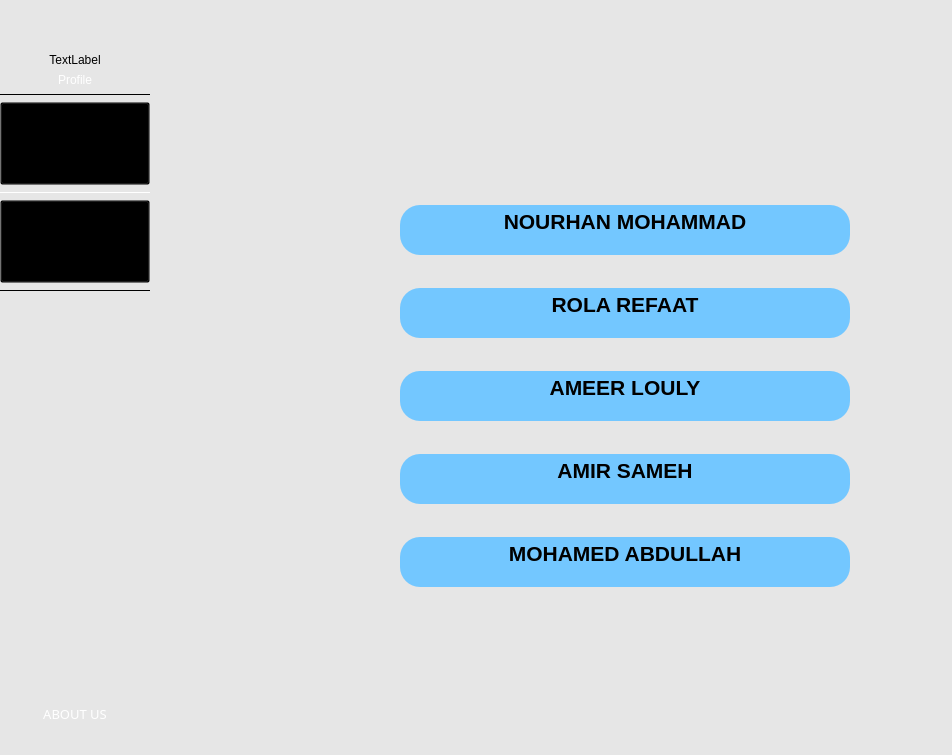
This is Packet_Versions/Packet1/secdialog.ui in ameerlouly/TicTacToe_Embedded2027 as Qt 5 draws it before an edit. The edited form follows.
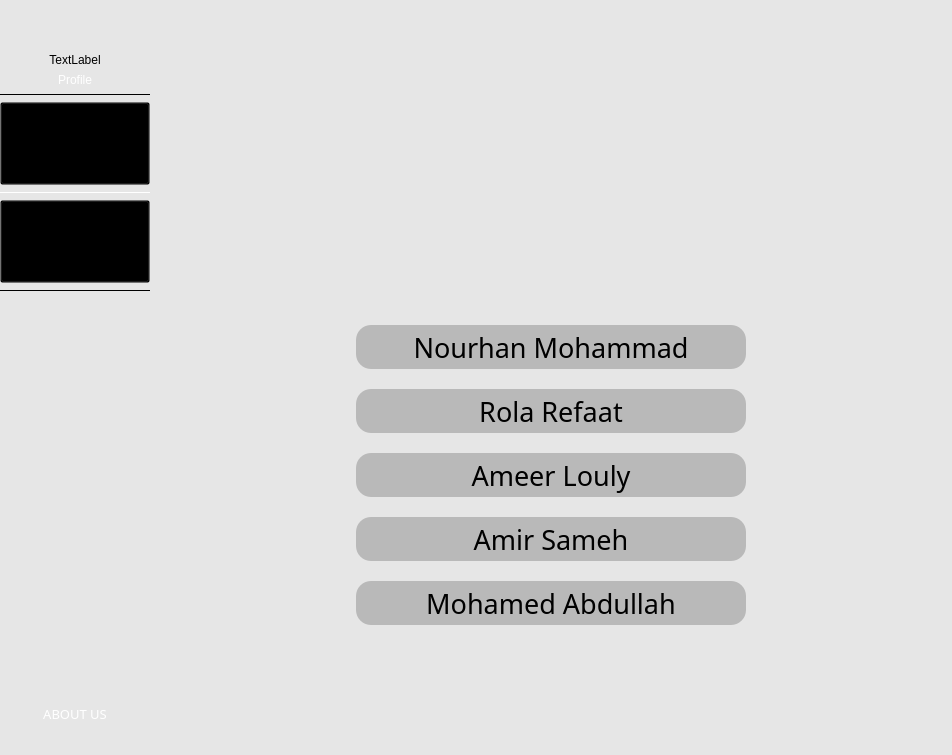
This is the edited form. The open tabs and pages were chosen to show the change. Icons and pictures are not drawn.

What changed in the file:
```diff
--- a/Packet_Versions/Packet1/secdialog.ui
+++ b/Packet_Versions/Packet1/secdialog.ui
@@ -394,6 +394,9 @@
      </item>
      <item>
       <widget class="QStackedWidget" name="stackedWidget">
+       <property name="styleSheet">
+        <string notr="true"/>
+       </property>
        <property name="lineWidth">
         <number>0</number>
        </property>
@@ -2049,207 +2052,350 @@
         </widget>
        </widget>
        <widget class="QWidget" name="AboutPage">
-        <widget class="QWidget" name="layoutWidget">
-         <property name="geometry">
-          <rect>
-           <x>220</x>
-           <y>140</y>
-           <width>511</width>
-           <height>441</height>
-          </rect>
-         </property>
-         <layout class="QGridLayout" name="gridLayout_21">
-          <item row="0" column="0">
-           <widget class="QTextEdit" name="textEdit_9">
-            <property name="minimumSize">
-             <size>
-              <width>450</width>
-              <height>50</height>
-             </size>
-            </property>
-            <property name="maximumSize">
-             <size>
-              <width>450</width>
-              <height>50</height>
-             </size>
-            </property>
-            <property name="styleSheet">
-             <string notr="true">QTextEdit
+        <layout class="QVBoxLayout" name="verticalLayout_10">
+         <item>
+          <layout class="QHBoxLayout" name="horizontalLayout_6">
+           <property name="leftMargin">
+            <number>30</number>
+           </property>
+           <property name="topMargin">
+            <number>20</number>
+           </property>
+           <property name="rightMargin">
+            <number>30</number>
+           </property>
+           <item>
+            <spacer name="horizontalSpacer_15">
+             <property name="orientation">
+              <enum>Qt::Orientation::Horizontal</enum>
+             </property>
+             <property name="sizeHint" stdset="0">
+              <size>
+               <width>40</width>
+               <height>20</height>
+              </size>
+             </property>
+            </spacer>
+           </item>
+           <item>
+            <widget class="QLabel" name="label_11">
+             <property name="minimumSize">
+              <size>
+               <width>100</width>
+               <height>130</height>
+              </size>
+             </property>
+             <property name="maximumSize">
+              <size>
+               <width>100</width>
+               <height>130</height>
+              </size>
+             </property>
+             <property name="styleSheet">
+              <string notr="true">QLabel
 {
-border :none;
-color:black;
-background-color: rgb(115, 199, 255);
-font: 700 12pt &quot;Rockwell&quot;;    
- border-radius: 20px;
+	background-color: rgba(0, 0, 0, 0);
 }</string>
-            </property>
-            <property name="readOnly">
-             <bool>true</bool>
-            </property>
-            <property name="html">
-             <string>&lt;!DOCTYPE HTML PUBLIC &quot;-//W3C//DTD HTML 4.0//EN&quot; &quot;http://www.w3.org/TR/REC-html40/strict.dtd&quot;&gt;
-&lt;html&gt;&lt;head&gt;&lt;meta name=&quot;qrichtext&quot; content=&quot;1&quot; /&gt;&lt;meta charset=&quot;utf-8&quot; /&gt;&lt;style type=&quot;text/css&quot;&gt;
-p, li { white-space: pre-wrap; }
-hr { height: 1px; border-width: 0; }
-li.unchecked::marker { content: &quot;\2610&quot;; }
-li.checked::marker { content: &quot;\2612&quot;; }
-&lt;/style&gt;&lt;/head&gt;&lt;body style=&quot; font-family:'Rockwell'; font-size:12pt; font-weight:700; font-style:normal;&quot;&gt;
-&lt;p align=&quot;center&quot; style=&quot; margin-top:0px; margin-bottom:0px; margin-left:0px; margin-right:0px; -qt-block-indent:0; text-indent:0px;&quot;&gt;&lt;span style=&quot; font-family:'Segoe UI'; font-size:16pt;&quot;&gt;NOURHAN MOHAMMAD&lt;/span&gt;&lt;/p&gt;&lt;/body&gt;&lt;/html&gt;</string>
-            </property>
-            <property name="overwriteMode">
-             <bool>false</bool>
-            </property>
-           </widget>
-          </item>
-          <item row="1" column="0">
-           <widget class="QTextEdit" name="textEdit_24">
-            <property name="minimumSize">
-             <size>
-              <width>450</width>
-              <height>50</height>
-             </size>
-            </property>
-            <property name="maximumSize">
-             <size>
-              <width>450</width>
-              <height>50</height>
-             </size>
-            </property>
-            <property name="styleSheet">
-             <string notr="true">QTextEdit
+             </property>
+             <property name="text">
+              <string/>
+             </property>
+             <property name="pixmap">
+              <pixmap resource="images.qrc">:/Logic/Graphics/SVG/CU.svg</pixmap>
+             </property>
+             <property name="scaledContents">
+              <bool>true</bool>
+             </property>
+            </widget>
+           </item>
+           <item>
+            <spacer name="horizontalSpacer_12">
+             <property name="orientation">
+              <enum>Qt::Orientation::Horizontal</enum>
+             </property>
+             <property name="sizeType">
+              <enum>QSizePolicy::Policy::MinimumExpanding</enum>
+             </property>
+             <property name="sizeHint" stdset="0">
+              <size>
+               <width>40</width>
+               <height>20</height>
+              </size>
+             </property>
+            </spacer>
+           </item>
+           <item>
+            <widget class="QLabel" name="label_12">
+             <property name="maximumSize">
+              <size>
+               <width>330</width>
+               <height>100</height>
+              </size>
+             </property>
+             <property name="styleSheet">
+              <string notr="true">QLabel
 {
-border :none;
-color:black;
-background-color: rgb(115, 199, 255);
-font: 700 12pt &quot;Rockwell&quot;;    
- border-radius: 20px;
+	background-color: rgba(0, 0, 0, 0);
 }</string>
-            </property>
-            <property name="html">
-             <string>&lt;!DOCTYPE HTML PUBLIC &quot;-//W3C//DTD HTML 4.0//EN&quot; &quot;http://www.w3.org/TR/REC-html40/strict.dtd&quot;&gt;
-&lt;html&gt;&lt;head&gt;&lt;meta name=&quot;qrichtext&quot; content=&quot;1&quot; /&gt;&lt;meta charset=&quot;utf-8&quot; /&gt;&lt;style type=&quot;text/css&quot;&gt;
-p, li { white-space: pre-wrap; }
-hr { height: 1px; border-width: 0; }
-li.unchecked::marker { content: &quot;\2610&quot;; }
-li.checked::marker { content: &quot;\2612&quot;; }
-&lt;/style&gt;&lt;/head&gt;&lt;body style=&quot; font-family:'Rockwell'; font-size:12pt; font-weight:700; font-style:normal;&quot;&gt;
-&lt;p align=&quot;center&quot; style=&quot; margin-top:0px; margin-bottom:0px; margin-left:0px; margin-right:0px; -qt-block-indent:0; text-indent:0px;&quot;&gt;&lt;span style=&quot; font-family:'Segoe UI'; font-size:16pt;&quot;&gt;ROLA REFAAT&lt;/span&gt;&lt;/p&gt;&lt;/body&gt;&lt;/html&gt;</string>
-            </property>
-           </widget>
-          </item>
-          <item row="2" column="0">
-           <widget class="QTextEdit" name="textEdit_25">
-            <property name="minimumSize">
-             <size>
-              <width>450</width>
-              <height>50</height>
-             </size>
-            </property>
-            <property name="maximumSize">
-             <size>
-              <width>450</width>
-              <height>50</height>
-             </size>
-            </property>
-            <property name="styleSheet">
-             <string notr="true">QTextEdit
+             </property>
+             <property name="text">
+              <string/>
+             </property>
+             <property name="pixmap">
+              <pixmap resource="images.qrc">:/Logic/Graphics/SVG/EECE27_logo_SVG.svg</pixmap>
+             </property>
+             <property name="scaledContents">
+              <bool>true</bool>
+             </property>
+            </widget>
+           </item>
+           <item>
+            <spacer name="horizontalSpacer_13">
+             <property name="orientation">
+              <enum>Qt::Orientation::Horizontal</enum>
+             </property>
+             <property name="sizeType">
+              <enum>QSizePolicy::Policy::MinimumExpanding</enum>
+             </property>
+             <property name="sizeHint" stdset="0">
+              <size>
+               <width>40</width>
+               <height>20</height>
+              </size>
+             </property>
+            </spacer>
+           </item>
+           <item>
+            <widget class="QLabel" name="label_13">
+             <property name="maximumSize">
+              <size>
+               <width>100</width>
+               <height>100</height>
+              </size>
+             </property>
+             <property name="styleSheet">
+              <string notr="true">QLabel
 {
-border :none;
-color:black;
-background-color: rgb(115, 199, 255);
-font: 700 12pt &quot;Rockwell&quot;;    
- border-radius: 20px;
+	background-color: rgba(0, 0, 0, 0);
 }</string>
-            </property>
-            <property name="html">
-             <string>&lt;!DOCTYPE HTML PUBLIC &quot;-//W3C//DTD HTML 4.0//EN&quot; &quot;http://www.w3.org/TR/REC-html40/strict.dtd&quot;&gt;
-&lt;html&gt;&lt;head&gt;&lt;meta name=&quot;qrichtext&quot; content=&quot;1&quot; /&gt;&lt;meta charset=&quot;utf-8&quot; /&gt;&lt;style type=&quot;text/css&quot;&gt;
-p, li { white-space: pre-wrap; }
-hr { height: 1px; border-width: 0; }
-li.unchecked::marker { content: &quot;\2610&quot;; }
-li.checked::marker { content: &quot;\2612&quot;; }
-&lt;/style&gt;&lt;/head&gt;&lt;body style=&quot; font-family:'Rockwell'; font-size:12pt; font-weight:700; font-style:normal;&quot;&gt;
-&lt;p align=&quot;center&quot; style=&quot; margin-top:0px; margin-bottom:0px; margin-left:0px; margin-right:0px; -qt-block-indent:0; text-indent:0px;&quot;&gt;&lt;span style=&quot; font-family:'Segoe UI'; font-size:16pt;&quot;&gt;AMEER LOULY&lt;/span&gt;&lt;/p&gt;&lt;/body&gt;&lt;/html&gt;</string>
-            </property>
-           </widget>
-          </item>
-          <item row="3" column="0">
-           <widget class="QTextEdit" name="textEdit_26">
-            <property name="minimumSize">
-             <size>
-              <width>450</width>
-              <height>50</height>
-             </size>
-            </property>
-            <property name="maximumSize">
-             <size>
-              <width>450</width>
-              <height>50</height>
-             </size>
-            </property>
-            <property name="styleSheet">
-             <string notr="true">QTextEdit
+             </property>
+             <property name="text">
+              <string/>
+             </property>
+             <property name="pixmap">
+              <pixmap resource="images.qrc">:/Logic/Graphics/SVG/Engineering.svg</pixmap>
+             </property>
+             <property name="scaledContents">
+              <bool>true</bool>
+             </property>
+            </widget>
+           </item>
+           <item>
+            <spacer name="horizontalSpacer_17">
+             <property name="orientation">
+              <enum>Qt::Orientation::Horizontal</enum>
+             </property>
+             <property name="sizeHint" stdset="0">
+              <size>
+               <width>40</width>
+               <height>20</height>
+              </size>
+             </property>
+            </spacer>
+           </item>
+          </layout>
+         </item>
+         <item>
+          <layout class="QGridLayout" name="gridLayout_8">
+           <item row="0" column="1">
+            <spacer name="verticalSpacer_11">
+             <property name="orientation">
+              <enum>Qt::Orientation::Vertical</enum>
+             </property>
+             <property name="sizeHint" stdset="0">
+              <size>
+               <width>408</width>
+               <height>40</height>
+              </size>
+             </property>
+            </spacer>
+           </item>
+           <item row="1" column="0">
+            <spacer name="horizontalSpacer_14">
+             <property name="orientation">
+              <enum>Qt::Orientation::Horizontal</enum>
+             </property>
+             <property name="sizeHint" stdset="0">
+              <size>
+               <width>40</width>
+               <height>298</height>
+              </size>
+             </property>
+            </spacer>
+           </item>
+           <item row="1" column="1">
+            <layout class="QVBoxLayout" name="verticalLayout_9">
+             <property name="spacing">
+              <number>20</number>
+             </property>
+             <property name="leftMargin">
+              <number>9</number>
+             </property>
+             <property name="topMargin">
+              <number>9</number>
+             </property>
+             <property name="rightMargin">
+              <number>9</number>
+             </property>
+             <property name="bottomMargin">
+              <number>9</number>
+             </property>
+             <item>
+              <widget class="QLabel" name="label_6">
+               <property name="font">
+                <font>
+                 <family>Montserrat</family>
+                 <pointsize>20</pointsize>
+                </font>
+               </property>
+               <property name="styleSheet">
+                <string notr="true">QLabel
 {
-border :none;
-color:black;
-background-color: rgb(115, 199, 255);
-font: 700 12pt &quot;Rockwell&quot;;    
- border-radius: 20px;
+	background-color:rgba(0, 0, 0, 50);
+	border-radius: 15px;
 }</string>
-            </property>
-            <property name="html">
-             <string>&lt;!DOCTYPE HTML PUBLIC &quot;-//W3C//DTD HTML 4.0//EN&quot; &quot;http://www.w3.org/TR/REC-html40/strict.dtd&quot;&gt;
-&lt;html&gt;&lt;head&gt;&lt;meta name=&quot;qrichtext&quot; content=&quot;1&quot; /&gt;&lt;meta charset=&quot;utf-8&quot; /&gt;&lt;style type=&quot;text/css&quot;&gt;
-p, li { white-space: pre-wrap; }
-hr { height: 1px; border-width: 0; }
-li.unchecked::marker { content: &quot;\2610&quot;; }
-li.checked::marker { content: &quot;\2612&quot;; }
-&lt;/style&gt;&lt;/head&gt;&lt;body style=&quot; font-family:'Rockwell'; font-size:12pt; font-weight:700; font-style:normal;&quot;&gt;
-&lt;p align=&quot;center&quot; style=&quot; margin-top:0px; margin-bottom:0px; margin-left:0px; margin-right:0px; -qt-block-indent:0; text-indent:0px;&quot;&gt;&lt;span style=&quot; font-family:'Segoe UI'; font-size:16pt;&quot;&gt;AMIR SAMEH&lt;/span&gt;&lt;/p&gt;&lt;/body&gt;&lt;/html&gt;</string>
-            </property>
-            <property name="textInteractionFlags">
-             <set>Qt::TextInteractionFlag::TextSelectableByKeyboard|Qt::TextInteractionFlag::TextSelectableByMouse</set>
-            </property>
-           </widget>
-          </item>
-          <item row="4" column="0">
-           <widget class="QTextEdit" name="textEdit_27">
-            <property name="minimumSize">
-             <size>
-              <width>450</width>
-              <height>50</height>
-             </size>
-            </property>
-            <property name="maximumSize">
-             <size>
-              <width>450</width>
-              <height>50</height>
-             </size>
-            </property>
-            <property name="styleSheet">
-             <string notr="true">QTextEdit
+               </property>
+               <property name="text">
+                <string>Nourhan Mohammad</string>
+               </property>
+               <property name="alignment">
+                <set>Qt::AlignmentFlag::AlignCenter</set>
+               </property>
+              </widget>
+             </item>
+             <item>
+              <widget class="QLabel" name="label_7">
+               <property name="font">
+                <font>
+                 <family>Montserrat</family>
+                 <pointsize>20</pointsize>
+                </font>
+               </property>
+               <property name="styleSheet">
+                <string notr="true">QLabel
 {
-border :none;
-color:black;
-background-color: rgb(115, 199, 255);
-font: 700 12pt &quot;Rockwell&quot;;    
- border-radius: 20px;
+	background-color:rgba(0, 0, 0, 50);
+	border-radius: 15px;
 }</string>
-            </property>
-            <property name="html">
-             <string>&lt;!DOCTYPE HTML PUBLIC &quot;-//W3C//DTD HTML 4.0//EN&quot; &quot;http://www.w3.org/TR/REC-html40/strict.dtd&quot;&gt;
-&lt;html&gt;&lt;head&gt;&lt;meta name=&quot;qrichtext&quot; content=&quot;1&quot; /&gt;&lt;meta charset=&quot;utf-8&quot; /&gt;&lt;style type=&quot;text/css&quot;&gt;
-p, li { white-space: pre-wrap; }
-hr { height: 1px; border-width: 0; }
-li.unchecked::marker { content: &quot;\2610&quot;; }
-li.checked::marker { content: &quot;\2612&quot;; }
-&lt;/style&gt;&lt;/head&gt;&lt;body style=&quot; font-family:'Rockwell'; font-size:12pt; font-weight:700; font-style:normal;&quot;&gt;
-&lt;p align=&quot;center&quot; style=&quot; margin-top:0px; margin-bottom:0px; margin-left:0px; margin-right:0px; -qt-block-indent:0; text-indent:0px;&quot;&gt;&lt;span style=&quot; font-family:'Segoe UI'; font-size:16pt;&quot;&gt;MOHAMED ABDULLAH&lt;/span&gt;&lt;/p&gt;&lt;/body&gt;&lt;/html&gt;</string>
-            </property>
-           </widget>
-          </item>
-         </layout>
-        </widget>
+               </property>
+               <property name="text">
+                <string>Rola Refaat</string>
+               </property>
+               <property name="alignment">
+                <set>Qt::AlignmentFlag::AlignCenter</set>
+               </property>
+              </widget>
+             </item>
+             <item>
+              <widget class="QLabel" name="label_8">
+               <property name="font">
+                <font>
+                 <family>Montserrat</family>
+                 <pointsize>20</pointsize>
+                </font>
+               </property>
+               <property name="styleSheet">
+                <string notr="true">QLabel
+{
+	background-color:rgba(0, 0, 0, 50);
+	border-radius: 15px;
+}</string>
+               </property>
+               <property name="text">
+                <string>Ameer Louly</string>
+               </property>
+               <property name="alignment">
+                <set>Qt::AlignmentFlag::AlignCenter</set>
+               </property>
+              </widget>
+             </item>
+             <item>
+              <widget class="QLabel" name="label_9">
+               <property name="font">
+                <font>
+                 <family>Montserrat</family>
+                 <pointsize>20</pointsize>
+                </font>
+               </property>
+               <property name="styleSheet">
+                <string notr="true">QLabel
+{
+	background-color:rgba(0, 0, 0, 50);
+	border-radius: 15px;
+}</string>
+               </property>
+               <property name="text">
+                <string>Amir Sameh</string>
+               </property>
+               <property name="alignment">
+                <set>Qt::AlignmentFlag::AlignCenter</set>
+               </property>
+              </widget>
+             </item>
+             <item>
+              <widget class="QLabel" name="label_10">
+               <property name="font">
+                <font>
+                 <family>Montserrat</family>
+                 <pointsize>20</pointsize>
+                </font>
+               </property>
+               <property name="styleSheet">
+                <string notr="true">QLabel
+{
+	background-color:rgba(0, 0, 0, 50);
+	border-radius: 15px;
+}</string>
+               </property>
+               <property name="text">
+                <string>Mohamed Abdullah</string>
+               </property>
+               <property name="alignment">
+                <set>Qt::AlignmentFlag::AlignCenter</set>
+               </property>
+              </widget>
+             </item>
+            </layout>
+           </item>
+           <item row="1" column="2">
+            <spacer name="horizontalSpacer_16">
+             <property name="orientation">
+              <enum>Qt::Orientation::Horizontal</enum>
+             </property>
+             <property name="sizeHint" stdset="0">
+              <size>
+               <width>40</width>
+               <height>318</height>
+              </size>
+             </property>
+            </spacer>
+           </item>
+           <item row="2" column="1">
+            <spacer name="verticalSpacer_12">
+             <property name="orientation">
+              <enum>Qt::Orientation::Vertical</enum>
+             </property>
+             <property name="sizeHint" stdset="0">
+              <size>
+               <width>408</width>
+               <height>40</height>
+              </size>
+             </property>
+            </spacer>
+           </item>
+          </layout>
+         </item>
+        </layout>
        </widget>
        <widget class="QWidget" name="ProfilePage">
         <layout class="QGridLayout" name="gridLayout">
```
Left out of the diff: 4 changed lines with no effect on the pictures.
